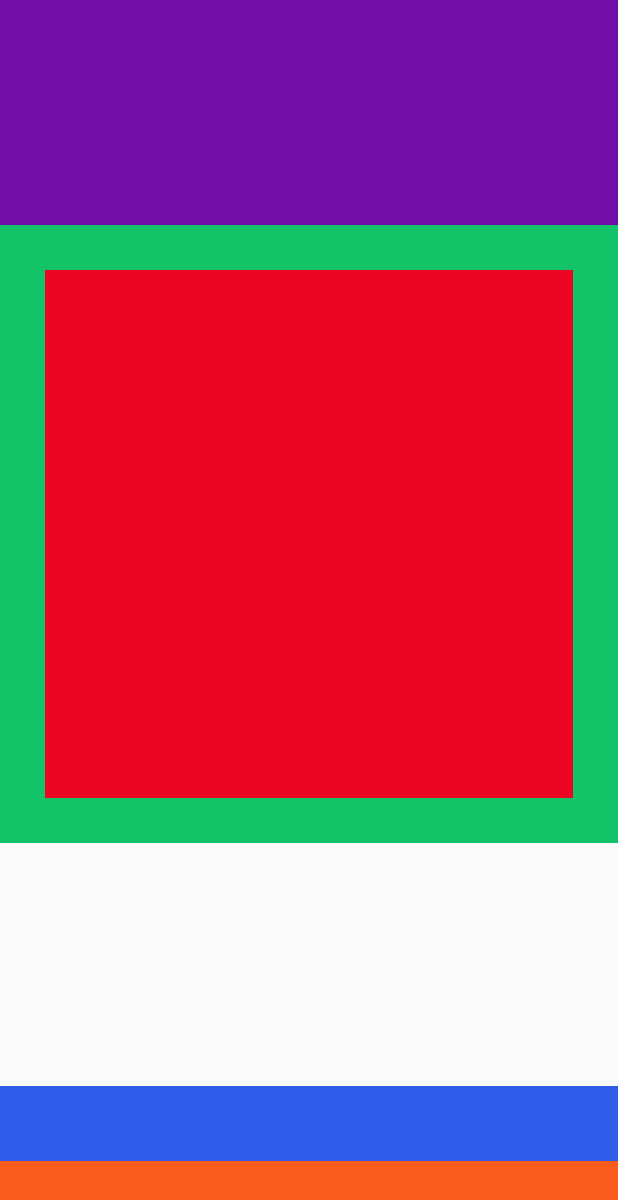
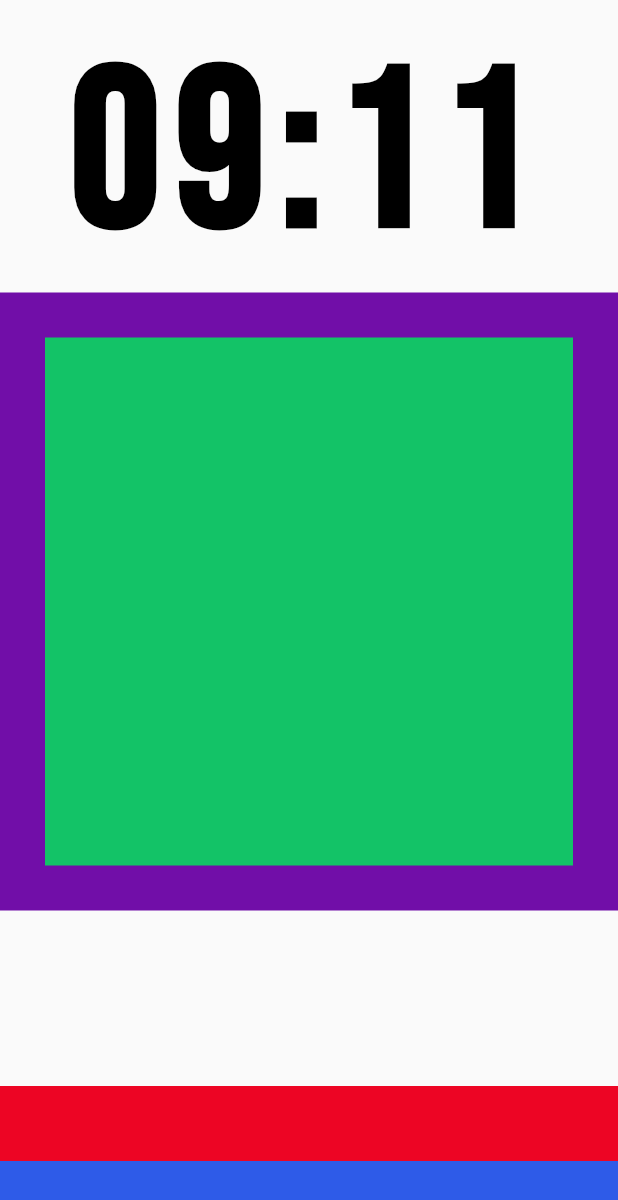
Before and after one commit to sabith-th/flutter-egg-timer, a Flutter app: the screen it shows after launch, on a phone screen of 412 x 824 dp. Shown: the top 1200 px of the screen. Run offline on Flutter 3.47's test engine with Material 2 defaults, Android fonts, the phone set to English and light mode, and no system bars.

Commit message:
added time_display widget

```diff
--- /dev/null
+++ b/lib/egg_timer_time_display.dart
@@ -0,0 +1,25 @@
+import 'package:flutter/material.dart';
+
+class EggTimerTimeDisplay extends StatefulWidget {
+  @override
+  _EggTimerTimeDisplayState createState() => _EggTimerTimeDisplayState();
+}
+
+class _EggTimerTimeDisplayState extends State<EggTimerTimeDisplay> {
+  @override
+  Widget build(BuildContext context) {
+    return Padding(
+      padding: EdgeInsets.only(top: 15.0),
+      child: Text(
+        '09:11',
+        textAlign: TextAlign.center,
+        style: TextStyle(
+            color: Colors.black,
+            fontFamily: 'BebasNeue',
+            fontSize: 150.0,
+            fontWeight: FontWeight.bold,
+            letterSpacing: 10.0),
+      ),
+    );
+  }
+}
--- a/lib/main.dart
+++ b/lib/main.dart
@@ -1,4 +1,5 @@
 import 'package:flutter/material.dart';
+import 'package:flutter_egg_timer/egg_timer_time_display.dart';
 import 'package:flutter_egg_timer/fluttery/framing.dart';
 
 void main() => runApp(MyApp());
@@ -16,10 +17,7 @@ class MyApp extends StatelessWidget {
         body: Center(
           child: Column(
             children: [
-              RandomColorBlock(
-                width: double.infinity,
-                height: 150.0,
-              ),
+              EggTimerTimeDisplay(),
               RandomColorBlock(
                 width: double.infinity,
                 child: Padding(
```
